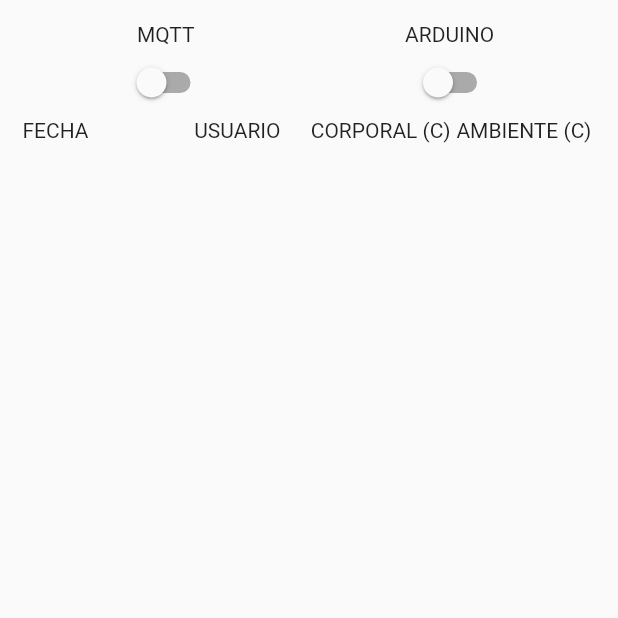
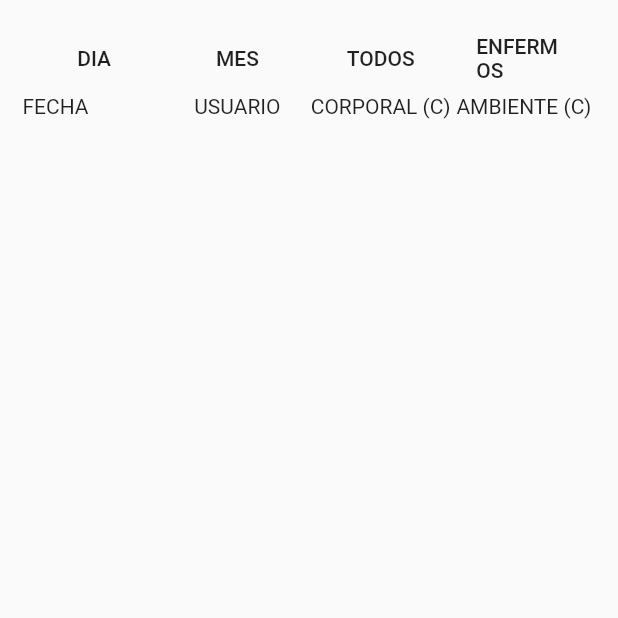
Before and after one commit to totoday72/ArduinoApp, a Flutter app: the screen it shows after launch, on a phone screen of 412 x 824 dp, the top half of it. Run offline on Flutter 3.47's test engine with Material 2 defaults, Android fonts, the phone set to English and light mode, and no system bars; our stand-ins replace charts_flutter, flutter_local_notifications; missing offline and left inert: mqtt_client; network calls fail.

Commit message:
proyecto2 - agrega navigacion ocn botones

```diff
--- a/Proyecto2/ed3App/lib/main.dart
+++ b/Proyecto2/ed3App/lib/main.dart
@@ -186,49 +186,37 @@ class _MyHomePageState extends State<MyHomePage> {
           Row(
             children: [
               Expanded(
-                  child: Column(
-                children: [
-                  Text("MQTT"),
-                  Switch(
-                      value: this.isMqttConnected,
-                      onChanged: (to) async {
-                        try {
-                          if (to) {
-                            // client.logging(on: true);
-
-                            client.onConnected = this.onMqttConnected;
-                            client.onDisconnected = this.onMqttDisconnected;
-                            client.onSubscribed = this.onMqttSubscribed;
-                            client.onSubscribeFail = this.onMqttSubscribeFailed;
-                            client.onUnsubscribed = this.onMqttUnsubscribed;
-                            final connMesage = MqttConnectMessage()
-                                .authenticateAs(MQTT_USER, MQTT_KEY)
-                                .withClientIdentifier(MQTT_CLIENT_ID)
-                                .startClean();
-
-                            client.connectionMessage = connMesage;
-
-                            print("mqtt connecting...");
-                            await client.connect();
-                            // print(status);
-
-                            client.updates.listen(onMqttMessageReceived);
-                          } else {
-                            client.disconnect();
-                          }
-                        } catch (e) {
-                          print(e.toString());
-                        }
-                      }),
-                ],
-              )),
+                  child: FlatButton(
+                      onPressed: () {
+                        setState(() {
+                          request = "dia";
+                        });
+                      },
+                      child: Text("DIA"))),
               Expanded(
-                  child: Column(children: [
-                Text("ARDUINO "),
-                Switch(
-                    value: this.mqttChannels[ARDUINO_TOPIC]["conectado"],
-                    onChanged: this.mqttTopicSubscription(ARDUINO_TOPIC)),
-              ]))
+                  child: FlatButton(
+                      onPressed: () {
+                        setState(() {
+                          request = "mes";
+                        });
+                      },
+                      child: Text("MES"))),
+              Expanded(
+                  child: FlatButton(
+                      onPressed: () {
+                        setState(() {
+                          request = "panel";
+                        });
+                      },
+                      child: Text("TODOS"))),
+              Expanded(
+                  child: FlatButton(
+                      onPressed: () {
+                        setState(() {
+                          request = "enfermos";
+                        });
+                      },
+                      child: Text("ENFERMOS")))
             ],
           ),
           Expanded(
```
